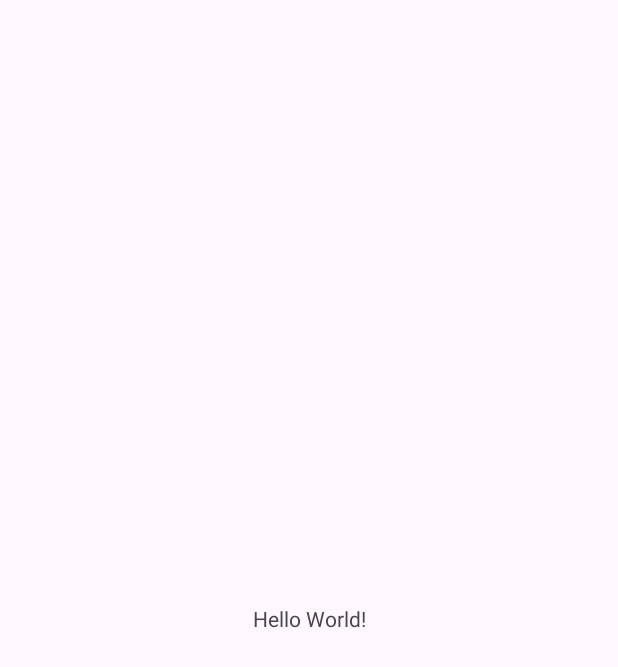
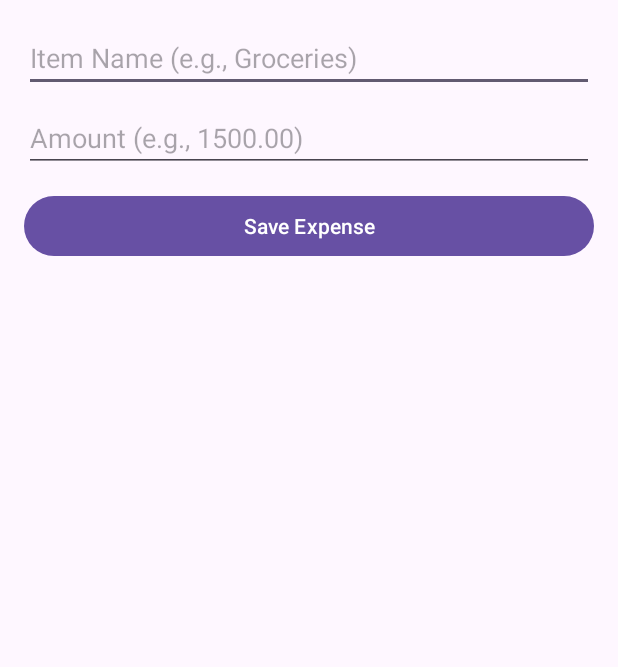
Before and after one commit to shirlynnk/SmartBudget, an Android app: the screen it shows after launch (MainActivity), on a phone screen of 412 x 824 dp. Before the commit the part shown is almost empty. Shown: the top 667 px of the screen. Run offline under Robolectric (Android 15) with nearby library versions, the phone set to English and light mode, and no system bars; our stand-ins replace Room's generated code.

Commit message:
Contract commit: added Room database and base UI flow

```diff
--- /dev/null
+++ b/app/src/main/java/com/smartbudget/tempbudget/ExpenseRepository.kt
@@ -0,0 +1,15 @@
+package com.smartbudget.tempbudget
+
+import com.smartbudget.tempbudget.database.Expense
+import com.smartbudget.tempbudget.database.ExpenseDao
+
+class ExpenseRepository(private val expenseDao: ExpenseDao) {
+
+    suspend fun getAllExpenses(): List<Expense> {
+        return expenseDao.getAllExpenses()
+    }
+
+    suspend fun insert(expense: Expense) {
+        expenseDao.insertExpense(expense)
+    }
+}
--- /dev/null
+++ b/app/src/main/java/com/smartbudget/tempbudget/ExpenseViewModel.kt
@@ -0,0 +1,41 @@
+package com.smartbudget.tempbudget
+
+import androidx.lifecycle.ViewModel
+import androidx.lifecycle.ViewModelProvider
+import androidx.lifecycle.viewModelScope
+import com.smartbudget.tempbudget.database.Expense
+import kotlinx.coroutines.flow.MutableStateFlow
+import kotlinx.coroutines.flow.StateFlow
+import kotlinx.coroutines.flow.asStateFlow
+import kotlinx.coroutines.launch
+
+class ExpenseViewModel(private val repository: ExpenseRepository) : ViewModel() {
+
+    private val _allExpenses = MutableStateFlow<List<Expense>>(emptyList())
+    val allExpenses: StateFlow<List<Expense>> = _allExpenses.asStateFlow()
+
+    init {
+        loadExpenses()
+    }
+
+    fun loadExpenses() = viewModelScope.launch {
+        _allExpenses.value = repository.getAllExpenses()
+    }
+
+    fun addExpense(expense: Expense) = viewModelScope.launch {
+        repository.insert(expense)
+        _allExpenses.value = repository.getAllExpenses()
+    }
+}
+
+class ExpenseViewModelFactory(
+    private val repository: ExpenseRepository
+) : ViewModelProvider.Factory {
+    override fun <T : ViewModel> create(modelClass: Class<T>): T {
+        if (modelClass.isAssignableFrom(ExpenseViewModel::class.java)) {
+            @Suppress("UNCHECKED_CAST")
+            return ExpenseViewModel(repository) as T
+        }
+        throw IllegalArgumentException("Unknown ViewModel class")
+    }
+}
--- a/app/src/main/java/com/smartbudget/tempbudget/MainActivity.kt
+++ b/app/src/main/java/com/smartbudget/tempbudget/MainActivity.kt
@@ -1,20 +1,74 @@
 package com.smartbudget.tempbudget
 
 import android.os.Bundle
-import androidx.activity.enableEdgeToEdge
+import android.widget.Button
+import android.widget.EditText
+import android.widget.Toast
 import androidx.appcompat.app.AppCompatActivity
-import androidx.core.view.ViewCompat
-import androidx.core.view.WindowInsetsCompat
+import androidx.lifecycle.Lifecycle
+import androidx.lifecycle.ViewModelProvider
+import androidx.lifecycle.lifecycleScope
+import androidx.lifecycle.repeatOnLifecycle
+import androidx.recyclerview.widget.LinearLayoutManager
+import androidx.recyclerview.widget.RecyclerView
+import com.smartbudget.tempbudget.database.AppDatabase
+import com.smartbudget.tempbudget.database.Expense
+import kotlinx.coroutines.launch
 
 class MainActivity : AppCompatActivity() {
+
+    private lateinit var viewModel: ExpenseViewModel
+    private lateinit var adapter: ExpenseAdapter
+
     override fun onCreate(savedInstanceState: Bundle?) {
         super.onCreate(savedInstanceState)
-        enableEdgeToEdge()
         setContentView(R.layout.activity_main)
-        ViewCompat.setOnApplyWindowInsetsListener(findViewById(R.id.main)) { v, insets ->
-            val systemBars = insets.getInsets(WindowInsetsCompat.Type.systemBars())
-            v.setPadding(systemBars.left, systemBars.top, systemBars.right, systemBars.bottom)
-            insets
+
+        // 1. Initialize Database, Repository, and ViewModel
+        val dao = AppDatabase.getDatabase(applicationContext).expenseDao()
+        val repository = ExpenseRepository(dao)
+        val factory = ExpenseViewModelFactory(repository)
+        viewModel = ViewModelProvider(this, factory)[ExpenseViewModel::class.java]
+
+        // 2. Bind UI Views
+        val etItemName = findViewById<EditText>(R.id.etItemName)
+        val etAmount = findViewById<EditText>(R.id.etAmount)
+        val btnSave = findViewById<Button>(R.id.btnSave)
+        val recyclerView = findViewById<RecyclerView>(R.id.recyclerViewExpenses)
+
+        // 3. Set up RecyclerView
+        adapter = ExpenseAdapter()
+        recyclerView.layoutManager = LinearLayoutManager(this)
+        recyclerView.adapter = adapter
+
+        // 4. Handle Save Button Click
+        btnSave.setOnClickListener {
+            val itemName = etItemName.text.toString().trim()
+            val amount = etAmount.text.toString().trim().toDoubleOrNull()
+
+            if (itemName.isEmpty() || amount == null) {
+                Toast.makeText(this, "Enter a valid item name and amount", Toast.LENGTH_SHORT).show()
+                return@setOnClickListener
+            }
+
+            val expense = Expense(
+                itemName = itemName,
+                amount = amount
+            )
+
+            viewModel.addExpense(expense)
+
+            etItemName.text.clear()
+            etAmount.text.clear()
+        }
+
+        // 5. Observe Database Changes
+        lifecycleScope.launch {
+            repeatOnLifecycle(Lifecycle.State.STARTED) {
+                viewModel.allExpenses.collect { expenses ->
+                    adapter.submitList(expenses)
+                }
+            }
         }
     }
 }
--- /dev/null
+++ b/app/src/main/java/database/AppDatabase.kt
@@ -0,0 +1,29 @@
+package com.smartbudget.tempbudget.database
+
+import android.content.Context
+import androidx.room.Database
+import androidx.room.Room
+import androidx.room.RoomDatabase
+
+@Database(entities = [Expense::class], version = 1)
+abstract class AppDatabase : RoomDatabase() {
+
+    abstract fun expenseDao(): ExpenseDao
+
+    companion object {
+        @Volatile
+        private var INSTANCE: AppDatabase? = null
+
+        fun getDatabase(context: Context): AppDatabase {
+            return INSTANCE ?: synchronized(this) {
+                val instance = Room.databaseBuilder(
+                    context.applicationContext,
+                    AppDatabase::class.java,
+                    "smartbudget_database"
+                ).build()
+                INSTANCE = instance
+                instance
+            }
+        }
+    }
+}
--- /dev/null
+++ b/app/src/main/java/database/ExpenseDao.kt
@@ -0,0 +1,14 @@
+package com.smartbudget.tempbudget.database
+
+import androidx.room.Dao
+import androidx.room.Insert
+import androidx.room.Query
+
+@Dao
+interface ExpenseDao {
+    @Insert
+    suspend fun insertExpense(expense: Expense)
+
+    @Query("SELECT * FROM expenses")
+    suspend fun getAllExpenses(): List<Expense>
+}
--- a/app/src/main/res/layout/activity_main.xml
+++ b/app/src/main/res/layout/activity_main.xml
@@ -1,19 +1,39 @@
 <?xml version="1.0" encoding="utf-8"?>
-<androidx.constraintlayout.widget.ConstraintLayout xmlns:android="http://schemas.android.com/apk/res/android"
-    xmlns:app="http://schemas.android.com/apk/res-auto"
-    xmlns:tools="http://schemas.android.com/tools"
-    android:id="@+id/main"
+<LinearLayout xmlns:android="http://schemas.android.com/apk/res/android"
     android:layout_width="match_parent"
     android:layout_height="match_parent"
-    tools:context=".MainActivity">
+    android:orientation="vertical"
+    android:padding="16dp">
 
-    <TextView
-        android:layout_width="wrap_content"
+    <EditText
+        android:id="@+id/etItemName"
+        android:layout_width="match_parent"
         android:layout_height="wrap_content"
-        android:text="Hello World!"
-        app:layout_constraintBottom_toBottomOf="parent"
-        app:layout_constraintEnd_toEndOf="parent"
-        app:layout_constraintStart_toStartOf="parent"
-        app:layout_constraintTop_toTopOf="parent" />
+        android:hint="@string/hint_item_name"
+        android:importantForAutofill="no"
+        android:inputType="textCapSentences" />
 
-</androidx.constraintlayout.widget.ConstraintLayout>
+    <EditText
+        android:id="@+id/etAmount"
+        android:layout_width="match_parent"
+        android:layout_height="wrap_content"
+        android:layout_marginTop="8dp"
+        android:hint="@string/hint_amount"
+        android:importantForAutofill="no"
+        android:inputType="numberDecimal" />
+
+    <Button
+        android:id="@+id/btnSave"
+        android:layout_width="match_parent"
+        android:layout_height="wrap_content"
+        android:layout_marginTop="12dp"
+        android:text="@string/btn_save_expense" />
+
+    <androidx.recyclerview.widget.RecyclerView
+        android:id="@+id/recyclerViewExpenses"
+        android:layout_width="match_parent"
+        android:layout_height="0dp"
+        android:layout_marginTop="16dp"
+        android:layout_weight="1" />
+
+</LinearLayout>
--- a/app/src/main/res/values/strings.xml
+++ b/app/src/main/res/values/strings.xml
@@ -1,3 +1,6 @@
 <resources>
-    <string name="app_name">TempBudget</string>
+        <string name="app_name">SmartBudget</string>
+        <string name="hint_item_name">Item Name (e.g., Groceries)</string>
+        <string name="hint_amount">Amount (e.g., 1500.00)</string>
+        <string name="btn_save_expense">Save Expense</string>
 </resources>
--- a/build.gradle.kts
+++ b/build.gradle.kts
@@ -1,4 +1,5 @@
-// Top-level build file where you can add configuration options common to all sub-projects/modules.
+// Top-level build file where you can add configuration options common to all subprojects/modules.
 plugins {
     alias(libs.plugins.android.application) apply false
+    alias(libs.plugins.legacy.kapt) apply false
 }
```
Also changed, not shown: app/build.gradle.kts (+10 -4 lines), app/src/main/java/com/smartbudget/tempbudget/ExpenseAdapter.kt (added, +44 -0 lines), app/src/main/java/database/Expense.kt (added, +11 -0 lines), app/src/main/res/layout/item_expense.xml (added, +34 -0 lines), gradle/libs.versions.toml (+7 -0 lines).
